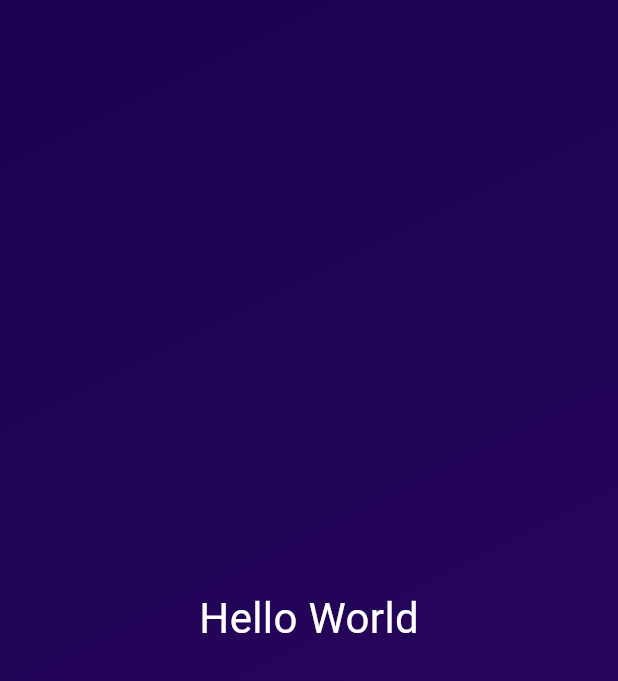
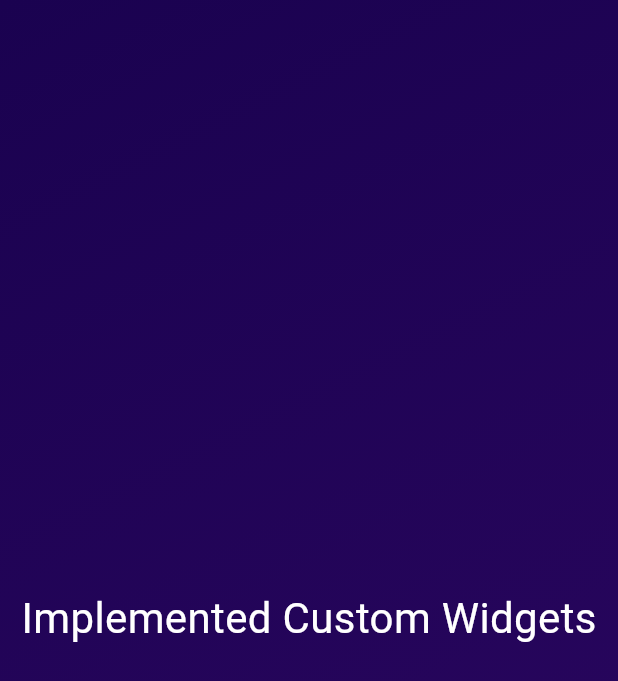
Before and after one commit to Waqas2332/Flutter-Development, a Flutter app: the screen it shows after launch, on a phone screen of 412 x 824 dp. Shown: the top 681 px of the screen. Run offline on Flutter 3.47's test engine with Material 3 defaults, Android fonts, the phone set to English and light mode, and no system bars.

Commit message:
Implemented Custom Widgets

```diff
--- a/dice_game/lib/main.dart
+++ b/dice_game/lib/main.dart
@@ -6,7 +6,18 @@ void main() {
   runApp(
     MaterialApp(
       home: Scaffold(
-        body: Container(
+        body: GradientContainer(),
+      ),
+    ),
+  );
+}
+
+class GradientContainer extends StatelessWidget {
+  // build method is required for custom widgets and it triggers by flutter whenever user interface is rendered
+  // return type of build method is Widget
+  @override
+  Widget build(context) {
+    return Container(
       decoration: const BoxDecoration(
         gradient: LinearGradient(
           colors: [
@@ -19,12 +30,10 @@ void main() {
       ),
       child: const Center(
         child: Text(
-              "Hello World",
+          "Implemented Custom Widgets",
           style: TextStyle(color: Colors.white, fontSize: 28),
-            ),
-          ),
-        ),
         ),
       ),
     );
   }
+}
```
Lines whose indentation alone changed are shown as unchanged.
